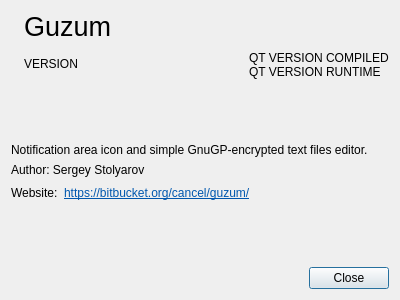
sigsergv/guzum, file src/aboutdialog.ui: the form before one commit.
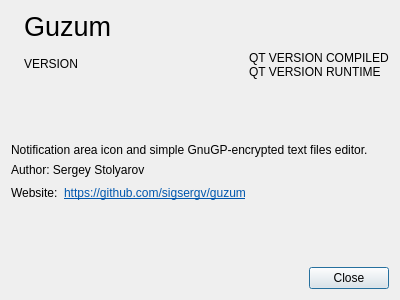
The form after the commit. Icons and pictures are not drawn.

Patch:
```diff
--- a/src/aboutdialog.ui
+++ b/src/aboutdialog.ui
@@ -147,7 +147,7 @@
 &lt;html&gt;&lt;head&gt;&lt;meta name=&quot;qrichtext&quot; content=&quot;1&quot; /&gt;&lt;style type=&quot;text/css&quot;&gt;
 p, li { white-space: pre-wrap; }
 &lt;/style&gt;&lt;/head&gt;&lt;body style=&quot; font-family:'DejaVu Sans'; font-size:9pt; font-weight:400; font-style:normal;&quot;&gt;
-&lt;p style=&quot; margin-top:0px; margin-bottom:0px; margin-left:0px; margin-right:0px; -qt-block-indent:0; text-indent:0px;&quot;&gt;&lt;a href=&quot;https://bitbucket.org/cancel/guzum/&quot;&gt;&lt;span style=&quot; text-decoration: underline; color:#0057ae;&quot;&gt;https://bitbucket.org/cancel/guzum/&lt;/span&gt;&lt;/a&gt;&lt;/p&gt;&lt;/body&gt;&lt;/html&gt;</string>
+&lt;p style=&quot; margin-top:0px; margin-bottom:0px; margin-left:0px; margin-right:0px; -qt-block-indent:0; text-indent:0px;&quot;&gt;&lt;a href=&quot;https://github.com/sigsergv/guzum&quot;&gt;&lt;span style=&quot; text-decoration: underline; color:#0057ae;&quot;&gt;https://github.com/sigsergv/guzum&lt;/span&gt;&lt;/a&gt;&lt;/p&gt;&lt;/body&gt;&lt;/html&gt;</string>
        </property>
        <property name="textFormat">
         <enum>Qt::RichText</enum>
```
